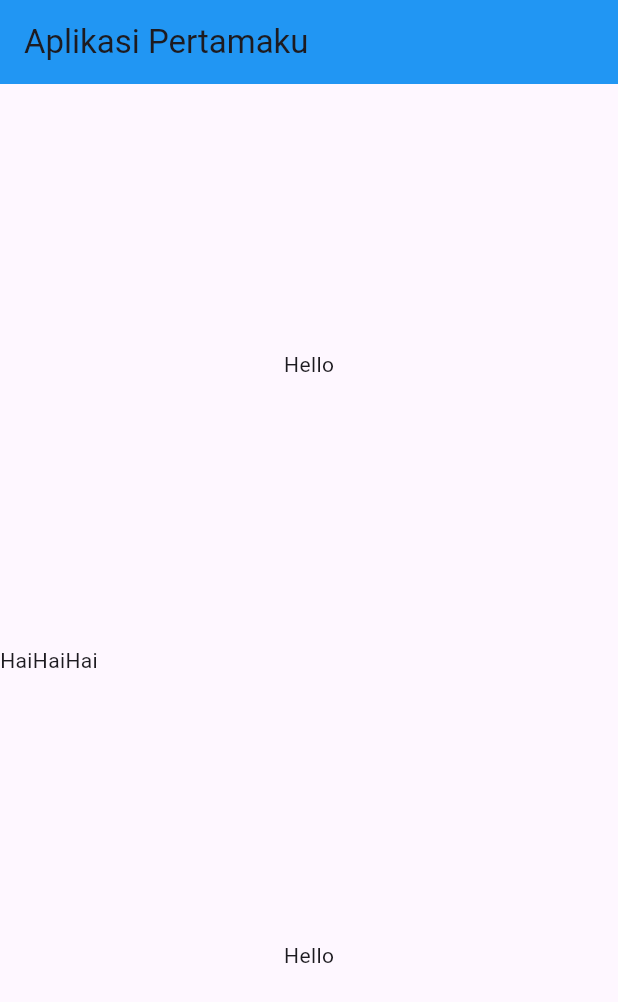
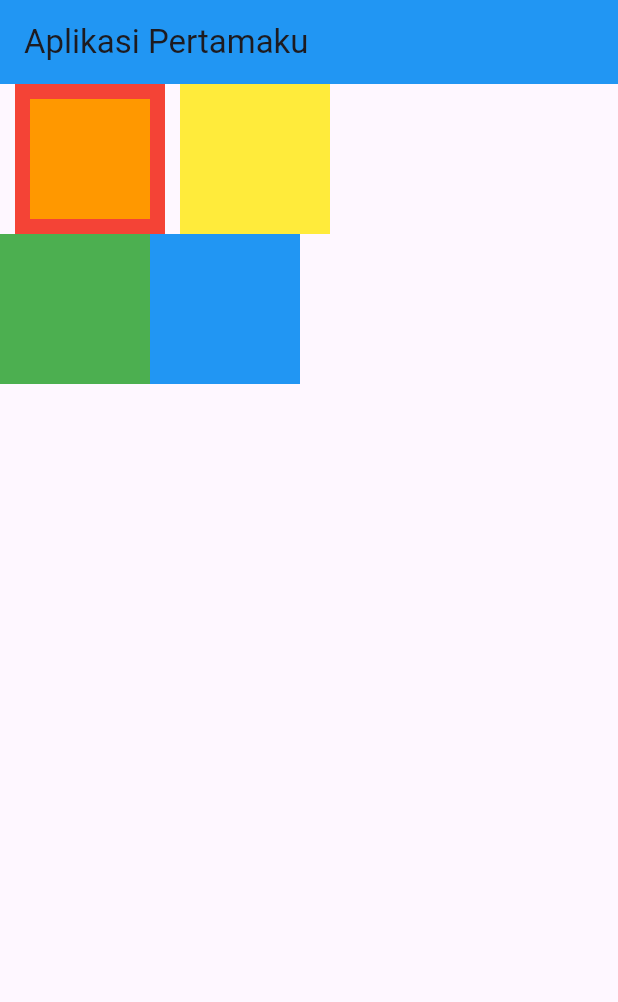
Before and after one commit to exasrin/flutter-app, a Flutter app: the screen it shows after launch, on a phone screen of 412 x 824 dp. Shown: the top 1002 px of the screen. Run offline on Flutter 3.47's test engine with Material 3 defaults, Android fonts, the light colour scheme and no system bars.

Commit message:
[ADD] container

```diff
--- a/lib/main_page.dart
+++ b/lib/main_page.dart
@@ -10,15 +10,38 @@ class MainPage extends StatelessWidget {
           title: const Text("Aplikasi Pertamaku"),
           backgroundColor: Colors.blue,
         ),
-        body: const Column(
-          mainAxisAlignment: MainAxisAlignment.spaceEvenly,
-          crossAxisAlignment: CrossAxisAlignment.center,
+        body: Column(
           children: [
-            Text("Hello"),
             Row(
-              children: [Text("Hai"), Text("Hai"), Text("Hai")],
+              crossAxisAlignment: CrossAxisAlignment.start,
+              children: [
+                Container(
+                  width: 100,
+                  height: 100,
+                  color: Colors.red,
+                  margin: const EdgeInsets.only(left: 10, right: 10),
+                  padding: EdgeInsets.all(10),
+                  child: Container(
+                    color: Colors.orange,
+                  ),
+                ),
+                Container(
+                  width: 100,
+                  height: 100,
+                  color: Colors.yellow,
+                )
+              ],
             ),
-            Text("Hello")
+            Row(
+              children: [
+                Container(width: 100, height: 100, color: Colors.green),
+                Container(
+                  width: 100,
+                  height: 100,
+                  color: Colors.blue,
+                )
+              ],
+            )
           ],
         ));
   }
```
